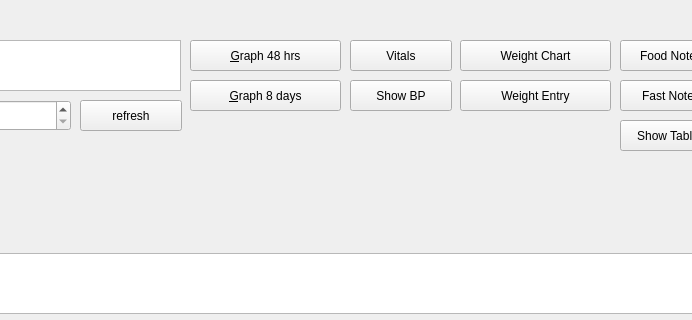
Above: forms/menu.ui from lbase/bpvitals before the change; both pictures show x 450 to 1142 and y 0 to 320 of the 1247 by 692 pixel window. Below: the same form after it.
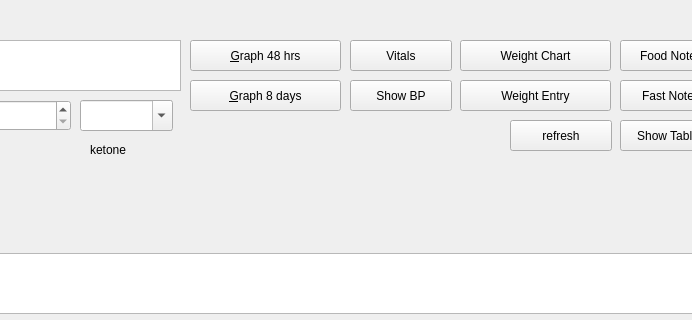
That is the form after the change. Icons and pictures are not drawn.

Commit message: add ketone column to qtsugar

What changed in the file:
```diff
--- a/forms/menu.ui
+++ b/forms/menu.ui
@@ -208,8 +208,8 @@
   <widget class="QPushButton" name="btnRefresh">
    <property name="geometry">
     <rect>
-     <x>530</x>
-     <y>100</y>
+     <x>960</x>
+     <y>120</y>
      <width>102</width>
      <height>31</height>
     </rect>
@@ -283,6 +283,32 @@
     <string>Show Tables</string>
    </property>
   </widget>
+  <widget class="QComboBox" name="ketonecombo">
+   <property name="geometry">
+    <rect>
+     <x>530</x>
+     <y>100</y>
+     <width>93</width>
+     <height>31</height>
+    </rect>
+   </property>
+   <property name="editable">
+    <bool>true</bool>
+   </property>
+  </widget>
+  <widget class="QLabel" name="ketone_label">
+   <property name="geometry">
+    <rect>
+     <x>540</x>
+     <y>140</y>
+     <width>76</width>
+     <height>21</height>
+    </rect>
+   </property>
+   <property name="text">
+    <string>&lt;html&gt;&lt;head/&gt;&lt;body&gt;&lt;p&gt;ketone&lt;/p&gt;&lt;/body&gt;&lt;/html&gt;</string>
+   </property>
+  </widget>
  </widget>
  <resources>
   <include location="../res/resource.qrc"/>
```
The commit also changes 2 other files.
